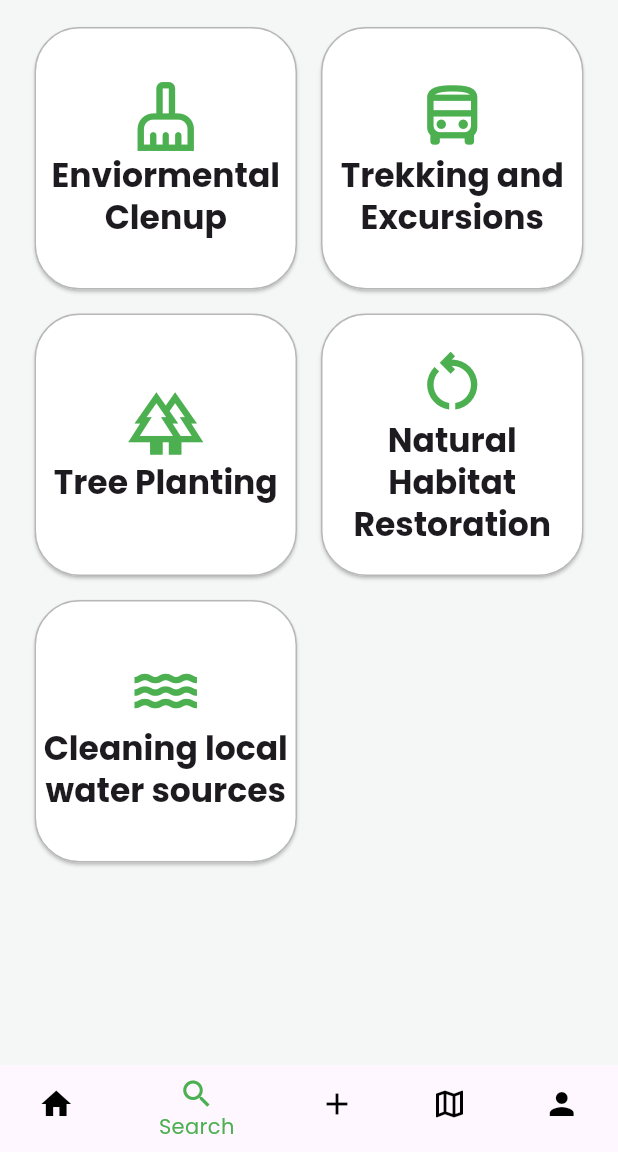
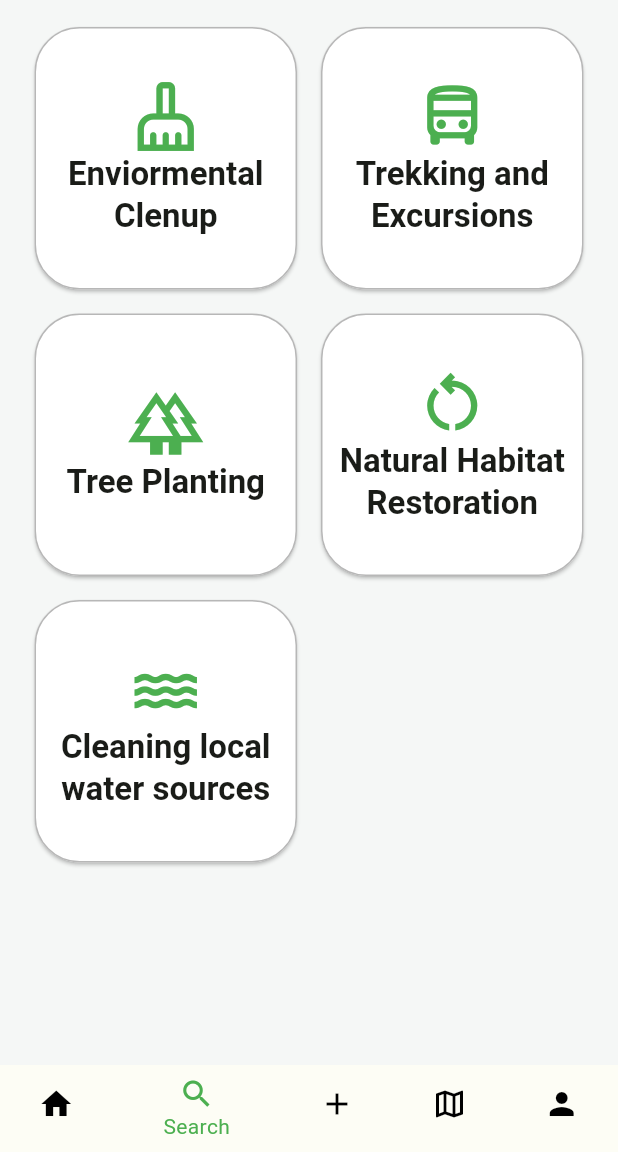
Before and after one commit to Fatihgn/GreyToGreen, a Flutter app: the screen it shows after launch, item 2 of the bottom bar chosen, on a phone screen of 412 x 824 dp, the part 84-1236 px from its top. Run offline on Flutter 3.47's test engine with Material 3 defaults, Android fonts, the phone set to English and light mode, and no system bars; our stand-ins replace google_fonts, image_picker.

Commit message:
theme has done

```diff
--- a/lib/main.dart
+++ b/lib/main.dart
@@ -1,12 +1,16 @@
 import 'package:flutter/material.dart';
 import 'package:google_fonts/google_fonts.dart';
+import 'package:grey_to_green/product/init/application_initialize.dart';
+import 'package:grey_to_green/product/init/theme/custom_color_scheme.dart';
+import 'package:grey_to_green/product/init/theme/custom_light_theme.dart';
 import 'package:grey_to_green/screens/planning_event.dart';
 import 'package:grey_to_green/screens/home_screen.dart';
 import 'package:grey_to_green/screens/map_screen.dart';
 import 'package:grey_to_green/screens/profile_screen.dart';
 import 'package:grey_to_green/screens/categories_screen.dart';
 
-void main() {
+Future<void> main() async {
+  await ApplicationInitiliaze().make();
   runApp(const MyApp());
 }
 
@@ -22,18 +26,21 @@
   const Categories(),
   const PlanEvent(),
   const Map(),
-  const Profile()
+  const Profile(),
 ];
-var selectedIndex = 0;
+int selectedIndex = 0;
 
 class _MyAppState extends State<MyApp> {
   @override
   Widget build(BuildContext context) {
     return MaterialApp(
       debugShowCheckedModeBanner: false,
-      theme: ThemeData(
+      theme: CustomLightTheme().themeData,
+      darkTheme: ThemeData(
+        useMaterial3: true,
+        colorScheme: CustomColorScheme.darkColorScheme,
         textTheme: GoogleFonts.poppinsTextTheme(Theme.of(context).textTheme),
-        scaffoldBackgroundColor: const Color.fromRGBO(245, 247, 246, 1),
+        scaffoldBackgroundColor: const Color.fromRGBO(26, 28, 24, 1),
       ),
       home: Scaffold(
         appBar: AppBar(
--- a/lib/product/init/application_initialize.dart
+++ b/lib/product/init/application_initialize.dart
@@ -7,9 +7,9 @@ import 'package:flutter/services.dart';
 
 /// This class initializes the application process
 final class ApplicationInitiliaze {
-  const ApplicationInitiliaze._();
-
+  /// This method initializes the application process
   Future<void> make() async {
+    WidgetsFlutterBinding.ensureInitialized();
     await runZonedGuarded<Future<void>>(
       _initialize,
       (error, stack) {},
@@ -18,7 +18,6 @@ final class ApplicationInitiliaze {
 
   /// This method initializes the application process
   Future<void> _initialize() async {
-    WidgetsFlutterBinding.ensureInitialized();
     await SystemChrome.setPreferredOrientations(
       [DeviceOrientation.portraitUp],
     );
--- /dev/null
+++ b/lib/product/init/theme/custom_color_scheme.dart
@@ -0,0 +1,76 @@
+import 'package:flutter/material.dart';
+
+/// Custom color scheme for the app
+final class CustomColorScheme {
+  CustomColorScheme._();
+
+  /// Light color scheme
+  static const lightColorScheme = ColorScheme(
+    brightness: Brightness.light,
+    primary: Color(0xFF396A1E),
+    onPrimary: Color(0xFFFFFFFF),
+    primaryContainer: Color(0xFFB9F295),
+    onPrimaryContainer: Color(0xFF082100),
+    secondary: Color(0xFF4D6705),
+    onSecondary: Color(0xFFFFFFFF),
+    secondaryContainer: Color(0xFFCEEF83),
+    onSecondaryContainer: Color(0xFF151F00),
+    tertiary: Color(0xFF386666),
+    onTertiary: Color(0xFFFFFFFF),
+    tertiaryContainer: Color(0xFFBBEBEB),
+    onTertiaryContainer: Color(0xFF002020),
+    error: Color(0xFFBA1A1A),
+    errorContainer: Color(0xFFFFDAD6),
+    onError: Color(0xFFFFFFFF),
+    onErrorContainer: Color(0xFF410002),
+    background: Color(0xFFFDFDF5),
+    onBackground: Color(0xFF1A1C18),
+    surface: Color(0xFFFDFDF5),
+    onSurface: Color(0xFF1A1C18),
+    surfaceVariant: Color(0xFFE0E4D6),
+    onSurfaceVariant: Color(0xFF43483E),
+    outline: Color(0xFF74796D),
+    onInverseSurface: Color(0xFFF1F1EA),
+    inverseSurface: Color(0xFF2F312C),
+    inversePrimary: Color(0xFF9ED67C),
+    shadow: Color(0xFF000000),
+    surfaceTint: Color(0xFF396A1E),
+    outlineVariant: Color(0xFFC4C8BB),
+    scrim: Color(0xFF000000),
+  );
+
+  /// Dark color scheme
+  static const darkColorScheme = ColorScheme(
+    brightness: Brightness.dark,
+    primary: Color(0xFF9ED67C),
+    onPrimary: Color(0xFF133800),
+    primaryContainer: Color(0xFF225105),
+    onPrimaryContainer: Color(0xFFB9F295),
+    secondary: Color(0xFFB3D26A),
+    onSecondary: Color(0xFF263500),
+    secondaryContainer: Color(0xFF394D00),
+    onSecondaryContainer: Color(0xFFCEEF83),
+    tertiary: Color(0xFFA0CFCF),
+    onTertiary: Color(0xFF003737),
+    tertiaryContainer: Color(0xFF1E4E4E),
+    onTertiaryContainer: Color(0xFFBBEBEB),
+    error: Color(0xFFFFB4AB),
+    errorContainer: Color(0xFF93000A),
+    onError: Color(0xFF690005),
+    onErrorContainer: Color(0xFFFFDAD6),
+    background: Color(0xFF1A1C18),
+    onBackground: Color(0xFFE3E3DC),
+    surface: Color(0xFF1A1C18),
+    onSurface: Color(0xFFE3E3DC),
+    surfaceVariant: Color(0xFF43483E),
+    onSurfaceVariant: Color(0xFFC4C8BB),
+    outline: Color(0xFF8D9286),
+    onInverseSurface: Color(0xFF1A1C18),
+    inverseSurface: Color(0xFFE3E3DC),
+    inversePrimary: Color(0xFF396A1E),
+    shadow: Color(0xFF000000),
+    surfaceTint: Color(0xFF9ED67C),
+    outlineVariant: Color(0xFF43483E),
+    scrim: Color(0xFF000000),
+  );
+}
--- /dev/null
+++ b/lib/product/init/theme/custom_light_theme.dart
@@ -0,0 +1,17 @@
+import 'package:flutter/material.dart';
+import 'package:grey_to_green/product/init/theme/custom_color_scheme.dart';
+import 'package:grey_to_green/product/init/theme/custom_theme.dart';
+
+/// Custom light theme
+final class CustomLightTheme implements CustomTheme {
+  /// Light theme
+  @override
+  ThemeData get themeData => ThemeData(
+        useMaterial3: true,
+        colorScheme: CustomColorScheme.lightColorScheme,
+        scaffoldBackgroundColor: scaffoldBackground,
+      );
+
+  @override
+  final Color scaffoldBackground = const Color.fromRGBO(245, 247, 246, 1);
+}
--- /dev/null
+++ b/lib/product/init/theme/custom_theme.dart
@@ -0,0 +1,10 @@
+import 'package:flutter/material.dart';
+
+/// Custom theme for the app
+abstract class CustomTheme {
+  /// Theme data
+  ThemeData get themeData;
+
+  /// custom Scaffold background color
+  Color get scaffoldBackground;
+}
```
